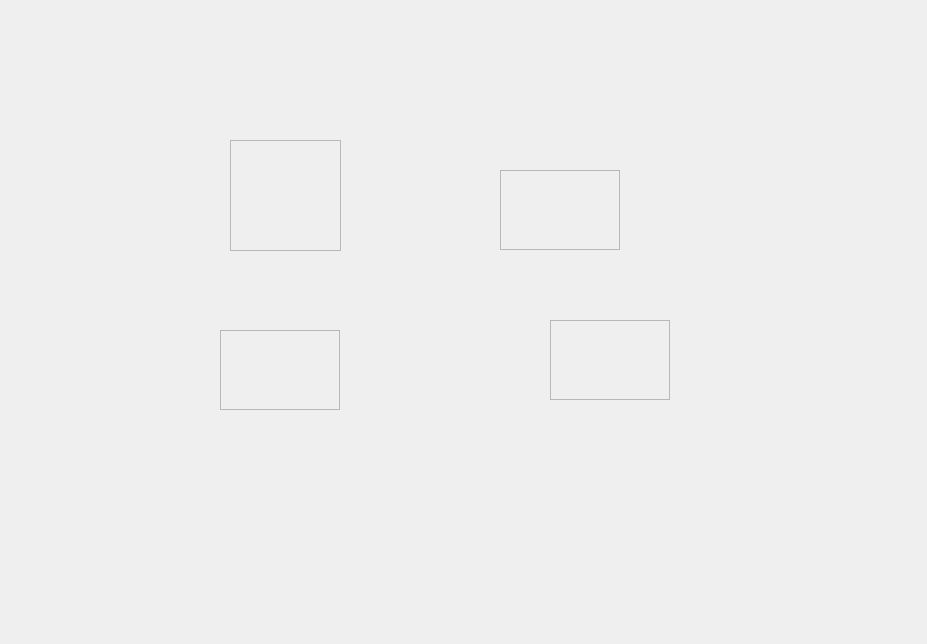
Old version of the form client/ui/telemetry.ui in the repository maxtorm12138/acc-engineer.
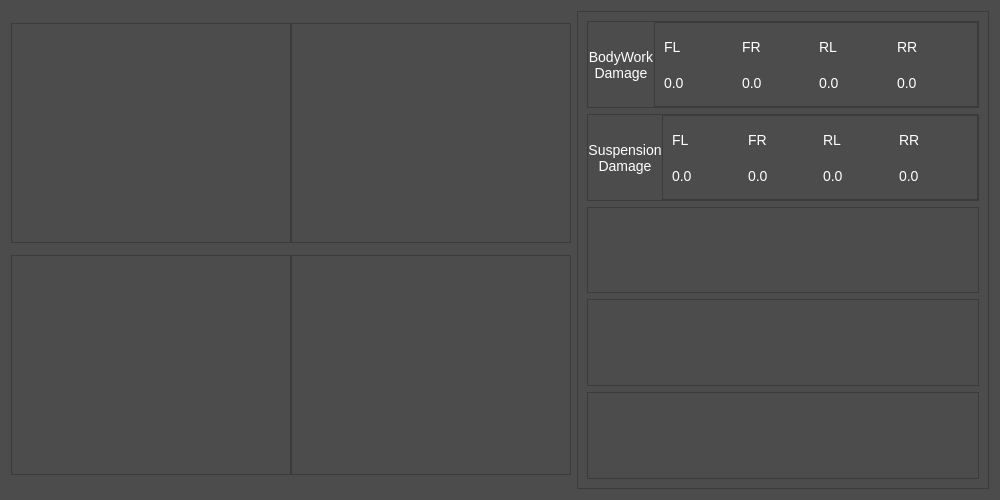
New version of the form. Custom widgets are drawn as their Qt base class.

```diff
--- a/client/ui/telemetry.ui
+++ b/client/ui/telemetry.ui
@@ -6,83 +6,493 @@
    <rect>
     <x>0</x>
     <y>0</y>
-    <width>927</width>
-    <height>644</height>
+    <width>1000</width>
+    <height>500</height>
    </rect>
   </property>
+  <property name="sizePolicy">
+   <sizepolicy hsizetype="Fixed" vsizetype="Fixed">
+    <horstretch>0</horstretch>
+    <verstretch>0</verstretch>
+   </sizepolicy>
+  </property>
+  <property name="minimumSize">
+   <size>
+    <width>1000</width>
+    <height>500</height>
+   </size>
+  </property>
+  <property name="maximumSize">
+   <size>
+    <width>1000</width>
+    <height>500</height>
+   </size>
+  </property>
   <property name="windowTitle">
    <string>Form</string>
   </property>
   <property name="styleSheet">
-   <string notr="true"/>
+   <string notr="true">background-color: rgb(76, 76, 76);
+color: rgb(255, 255, 255);
+font: 16px;</string>
   </property>
   <property name="locale">
    <locale language="English" country="UnitedStates"/>
   </property>
-  <widget class="acc_engineer::ui::telemetry_tyre" name="FrontLeftTyre">
-   <property name="geometry">
-    <rect>
-     <x>230</x>
-     <y>140</y>
-     <width>111</width>
-     <height>111</height>
-    </rect>
-   </property>
-   <property name="frameShape">
-    <enum>QFrame::StyledPanel</enum>
-   </property>
-   <property name="frameShadow">
-    <enum>QFrame::Raised</enum>
-   </property>
-  </widget>
-  <widget class="acc_engineer::ui::telemetry_tyre" name="FrontRightTyre">
-   <property name="geometry">
-    <rect>
-     <x>500</x>
-     <y>170</y>
-     <width>120</width>
-     <height>80</height>
-    </rect>
-   </property>
-   <property name="frameShape">
-    <enum>QFrame::StyledPanel</enum>
-   </property>
-   <property name="frameShadow">
-    <enum>QFrame::Raised</enum>
-   </property>
-  </widget>
-  <widget class="acc_engineer::ui::telemetry_tyre" name="RearLeftTyre">
-   <property name="geometry">
-    <rect>
-     <x>220</x>
-     <y>330</y>
-     <width>120</width>
-     <height>80</height>
-    </rect>
-   </property>
-   <property name="frameShape">
-    <enum>QFrame::StyledPanel</enum>
-   </property>
-   <property name="frameShadow">
-    <enum>QFrame::Raised</enum>
-   </property>
-  </widget>
-  <widget class="acc_engineer::ui::telemetry_tyre" name="RearRightTyre">
-   <property name="geometry">
-    <rect>
-     <x>550</x>
-     <y>320</y>
-     <width>120</width>
-     <height>80</height>
-    </rect>
-   </property>
-   <property name="frameShape">
-    <enum>QFrame::StyledPanel</enum>
-   </property>
-   <property name="frameShadow">
-    <enum>QFrame::Raised</enum>
-   </property>
-  </widget>
+  <layout class="QHBoxLayout" name="horizontalLayout">
+   <item>
+    <widget class="QFrame" name="frame">
+     <property name="styleSheet">
+      <string notr="true"/>
+     </property>
+     <property name="frameShape">
+      <enum>QFrame::NoFrame</enum>
+     </property>
+     <property name="frameShadow">
+      <enum>QFrame::Raised</enum>
+     </property>
+     <layout class="QGridLayout" name="gridLayout">
+      <property name="leftMargin">
+       <number>0</number>
+      </property>
+      <property name="topMargin">
+       <number>0</number>
+      </property>
+      <property name="rightMargin">
+       <number>0</number>
+      </property>
+      <property name="bottomMargin">
+       <number>0</number>
+      </property>
+      <property name="spacing">
+       <number>0</number>
+      </property>
+      <item row="4" column="3">
+       <widget class="acc_engineer::ui::telemetry_tyre" name="RearRightTyre">
+        <property name="sizePolicy">
+         <sizepolicy hsizetype="Fixed" vsizetype="Fixed">
+          <horstretch>0</horstretch>
+          <verstretch>0</verstretch>
+         </sizepolicy>
+        </property>
+        <property name="minimumSize">
+         <size>
+          <width>280</width>
+          <height>220</height>
+         </size>
+        </property>
+        <property name="maximumSize">
+         <size>
+          <width>280</width>
+          <height>220</height>
+         </size>
+        </property>
+        <property name="baseSize">
+         <size>
+          <width>0</width>
+          <height>0</height>
+         </size>
+        </property>
+        <property name="styleSheet">
+         <string notr="true"/>
+        </property>
+        <property name="frameShape">
+         <enum>QFrame::StyledPanel</enum>
+        </property>
+        <property name="frameShadow">
+         <enum>QFrame::Raised</enum>
+        </property>
+       </widget>
+      </item>
+      <item row="1" column="1">
+       <widget class="acc_engineer::ui::telemetry_tyre" name="FrontLeftTyre">
+        <property name="sizePolicy">
+         <sizepolicy hsizetype="Fixed" vsizetype="Fixed">
+          <horstretch>0</horstretch>
+          <verstretch>0</verstretch>
+         </sizepolicy>
+        </property>
+        <property name="minimumSize">
+         <size>
+          <width>280</width>
+          <height>220</height>
+         </size>
+        </property>
+        <property name="maximumSize">
+         <size>
+          <width>280</width>
+          <height>220</height>
+         </size>
+        </property>
+        <property name="styleSheet">
+         <string notr="true"/>
+        </property>
+        <property name="frameShape">
+         <enum>QFrame::StyledPanel</enum>
+        </property>
+        <property name="frameShadow">
+         <enum>QFrame::Raised</enum>
+        </property>
+       </widget>
+      </item>
+      <item row="1" column="3">
+       <widget class="acc_engineer::ui::telemetry_tyre" name="FrontRightTyre">
+        <property name="sizePolicy">
+         <sizepolicy hsizetype="Fixed" vsizetype="Fixed">
+          <horstretch>0</horstretch>
+          <verstretch>0</verstretch>
+         </sizepolicy>
+        </property>
+        <property name="minimumSize">
+         <size>
+          <width>280</width>
+          <height>220</height>
+         </size>
+        </property>
+        <property name="maximumSize">
+         <size>
+          <width>280</width>
+          <height>220</height>
+         </size>
+        </property>
+        <property name="styleSheet">
+         <string notr="true"/>
+        </property>
+        <property name="frameShape">
+         <enum>QFrame::StyledPanel</enum>
+        </property>
+        <property name="frameShadow">
+         <enum>QFrame::Raised</enum>
+        </property>
+       </widget>
+      </item>
+      <item row="4" column="1">
+       <widget class="acc_engineer::ui::telemetry_tyre" name="RearLeftTyre">
+        <property name="sizePolicy">
+         <sizepolicy hsizetype="Fixed" vsizetype="Fixed">
+          <horstretch>0</horstretch>
+          <verstretch>0</verstretch>
+         </sizepolicy>
+        </property>
+        <property name="minimumSize">
+         <size>
+          <width>280</width>
+          <height>220</height>
+         </size>
+        </property>
+        <property name="maximumSize">
+         <size>
+          <width>280</width>
+          <height>220</height>
+         </size>
+        </property>
+        <property name="sizeIncrement">
+         <size>
+          <width>0</width>
+          <height>0</height>
+         </size>
+        </property>
+        <property name="baseSize">
+         <size>
+          <width>0</width>
+          <height>0</height>
+         </size>
+        </property>
+        <property name="styleSheet">
+         <string notr="true"/>
+        </property>
+        <property name="frameShape">
+         <enum>QFrame::StyledPanel</enum>
+        </property>
+        <property name="frameShadow">
+         <enum>QFrame::Raised</enum>
+        </property>
+       </widget>
+      </item>
+     </layout>
+    </widget>
+   </item>
+   <item>
+    <widget class="QFrame" name="frame_2">
+     <property name="frameShape">
+      <enum>QFrame::StyledPanel</enum>
+     </property>
+     <property name="frameShadow">
+      <enum>QFrame::Raised</enum>
+     </property>
+     <layout class="QVBoxLayout" name="verticalLayout">
+      <item>
+       <widget class="QFrame" name="frame_3">
+        <property name="styleSheet">
+         <string notr="true">font-size: 14px
+</string>
+        </property>
+        <property name="frameShape">
+         <enum>QFrame::StyledPanel</enum>
+        </property>
+        <property name="frameShadow">
+         <enum>QFrame::Raised</enum>
+        </property>
+        <layout class="QHBoxLayout" name="horizontalLayout_2">
+         <property name="spacing">
+          <number>0</number>
+         </property>
+         <property name="leftMargin">
+          <number>0</number>
+         </property>
+         <property name="topMargin">
+          <number>0</number>
+         </property>
+         <property name="rightMargin">
+          <number>0</number>
+         </property>
+         <property name="bottomMargin">
+          <number>0</number>
+         </property>
+         <item>
+          <widget class="QLabel" name="label">
+           <property name="sizePolicy">
+            <sizepolicy hsizetype="Fixed" vsizetype="Preferred">
+             <horstretch>0</horstretch>
+             <verstretch>0</verstretch>
+            </sizepolicy>
+           </property>
+           <property name="text">
+            <string>BodyWork
+Damage</string>
+           </property>
+           <property name="alignment">
+            <set>Qt::AlignCenter</set>
+           </property>
+           <property name="wordWrap">
+            <bool>true</bool>
+           </property>
+          </widget>
+         </item>
+         <item>
+          <widget class="QFrame" name="frame_4">
+           <property name="frameShape">
+            <enum>QFrame::StyledPanel</enum>
+           </property>
+           <property name="frameShadow">
+            <enum>QFrame::Raised</enum>
+           </property>
+           <layout class="QGridLayout" name="gridLayout_2">
+            <item row="3" column="0">
+             <widget class="QLabel" name="BodyWorkDMGFLLabel">
+              <property name="text">
+               <string>0.0</string>
+              </property>
+             </widget>
+            </item>
+            <item row="0" column="2">
+             <widget class="QLabel" name="label_4">
+              <property name="text">
+               <string>RL</string>
+              </property>
+             </widget>
+            </item>
+            <item row="3" column="3">
+             <widget class="QLabel" name="BodyWorkDMGFRRabel">
+              <property name="text">
+               <string>0.0</string>
+              </property>
+             </widget>
+            </item>
+            <item row="0" column="0">
+             <widget class="QLabel" name="label_3">
+              <property name="text">
+               <string>FL</string>
+              </property>
+             </widget>
+            </item>
+            <item row="0" column="1">
+             <widget class="QLabel" name="label_2">
+              <property name="text">
+               <string>FR</string>
+              </property>
+             </widget>
+            </item>
+            <item row="0" column="3">
+             <widget class="QLabel" name="label_5">
+              <property name="text">
+               <string>RR</string>
+              </property>
+             </widget>
+            </item>
+            <item row="3" column="2">
+             <widget class="QLabel" name="BodyWorkDMGRLLabel">
+              <property name="text">
+               <string>0.0</string>
+              </property>
+             </widget>
+            </item>
+            <item row="3" column="1">
+             <widget class="QLabel" name="BodyWorkDMGFRLabel">
+              <property name="text">
+               <string>0.0</string>
+              </property>
+             </widget>
+            </item>
+           </layout>
+          </widget>
+         </item>
+        </layout>
+       </widget>
+      </item>
+      <item>
+       <widget class="QFrame" name="frame_5">
+        <property name="styleSheet">
+         <string notr="true">font-size: 14px
+</string>
+        </property>
+        <property name="frameShape">
+         <enum>QFrame::StyledPanel</enum>
+        </property>
+        <property name="frameShadow">
+         <enum>QFrame::Raised</enum>
+        </property>
+        <layout class="QHBoxLayout" name="horizontalLayout_3">
+         <property name="spacing">
+          <number>0</number>
+         </property>
+         <property name="leftMargin">
+          <number>0</number>
+         </property>
+         <property name="topMargin">
+          <number>0</number>
+         </property>
+         <property name="rightMargin">
+          <number>0</number>
+         </property>
+         <property name="bottomMargin">
+          <number>0</number>
+         </property>
+         <item>
+          <widget class="QLabel" name="label_6">
+           <property name="sizePolicy">
+            <sizepolicy hsizetype="Fixed" vsizetype="Preferred">
+             <horstretch>0</horstretch>
+             <verstretch>0</verstretch>
+            </sizepolicy>
+           </property>
+           <property name="text">
+            <string>Suspension
+Damage</string>
+           </property>
+           <property name="alignment">
+            <set>Qt::AlignCenter</set>
+           </property>
+           <property name="wordWrap">
+            <bool>true</bool>
+           </property>
+          </widget>
+         </item>
+         <item>
+          <widget class="QFrame" name="frame_6">
+           <property name="frameShape">
+            <enum>QFrame::StyledPanel</enum>
+           </property>
+           <property name="frameShadow">
+            <enum>QFrame::Raised</enum>
+           </property>
+           <layout class="QGridLayout" name="gridLayout_3">
+            <item row="3" column="0">
+             <widget class="QLabel" name="SuspensionDMGFLLabel">
+              <property name="text">
+               <string>0.0</string>
+              </property>
+             </widget>
+            </item>
+            <item row="0" column="2">
+             <widget class="QLabel" name="label_12">
+              <property name="text">
+               <string>RL</string>
+              </property>
+             </widget>
+            </item>
+            <item row="3" column="3">
+             <widget class="QLabel" name="SuspensionDMGRRLabel">
+              <property name="text">
+               <string>0.0</string>
+              </property>
+             </widget>
+            </item>
+            <item row="0" column="0">
+             <widget class="QLabel" name="label_14">
+              <property name="text">
+               <string>FL</string>
+              </property>
+             </widget>
+            </item>
+            <item row="0" column="1">
+             <widget class="QLabel" name="label_15">
+              <property name="text">
+               <string>FR</string>
+              </property>
+             </widget>
+            </item>
+            <item row="0" column="3">
+             <widget class="QLabel" name="label_16">
+              <property name="text">
+               <string>RR</string>
+              </property>
+             </widget>
+            </item>
+            <item row="3" column="2">
+             <widget class="QLabel" name="SuspensionDMGRLLabel">
+              <property name="text">
+               <string>0.0</string>
+              </property>
+             </widget>
+            </item>
+            <item row="3" column="1">
+             <widget class="QLabel" name="SuspensionDMGFRLabel">
+              <property name="text">
+               <string>0.0</string>
+              </property>
+             </widget>
+            </item>
+           </layout>
+          </widget>
+         </item>
+        </layout>
+       </widget>
+      </item>
+      <item>
+       <widget class="QFrame" name="frame_7">
+        <property name="frameShape">
+         <enum>QFrame::StyledPanel</enum>
+        </property>
+        <property name="frameShadow">
+         <enum>QFrame::Raised</enum>
+        </property>
+       </widget>
+      </item>
+      <item>
+       <widget class="QFrame" name="frame_8">
+        <property name="frameShape">
+         <enum>QFrame::StyledPanel</enum>
+        </property>
+        <property name="frameShadow">
+         <enum>QFrame::Raised</enum>
+        </property>
+       </widget>
+      </item>
+      <item>
+       <widget class="QFrame" name="frame_9">
+        <property name="frameShape">
+         <enum>QFrame::StyledPanel</enum>
+        </property>
+        <property name="frameShadow">
+         <enum>QFrame::Raised</enum>
+        </property>
+       </widget>
+      </item>
+     </layout>
+    </widget>
+   </item>
+  </layout>
  </widget>
  <customwidgets>
   <customwidget>
```
Left out of the diff: 2 changed lines with no effect on the pictures.
